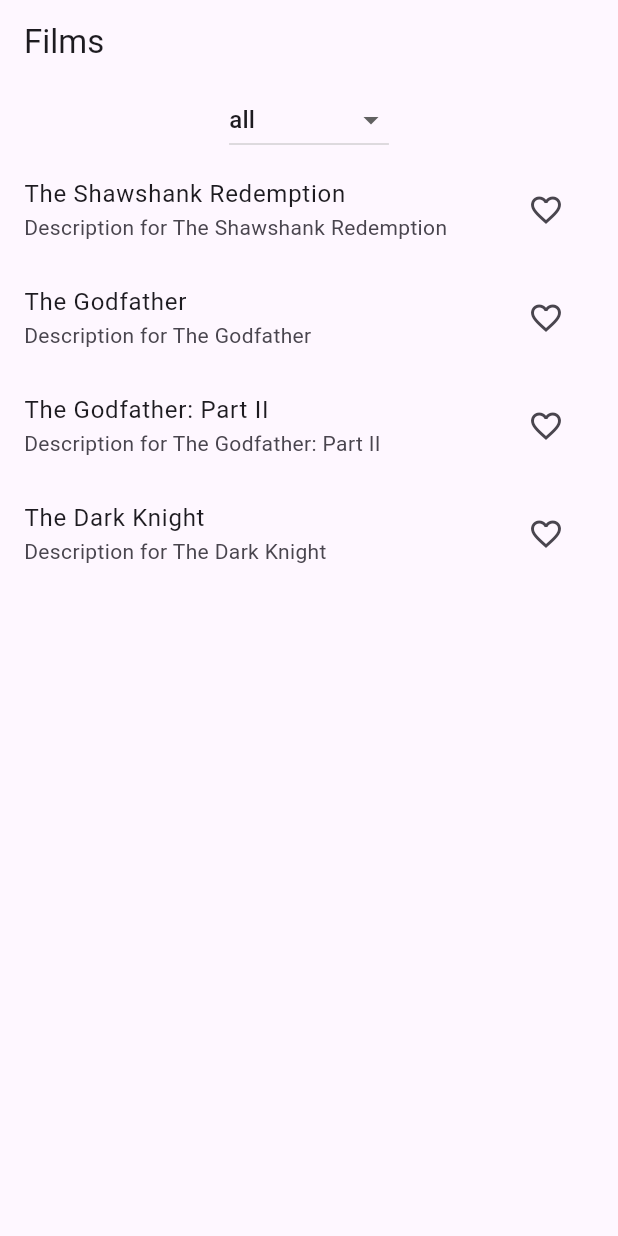
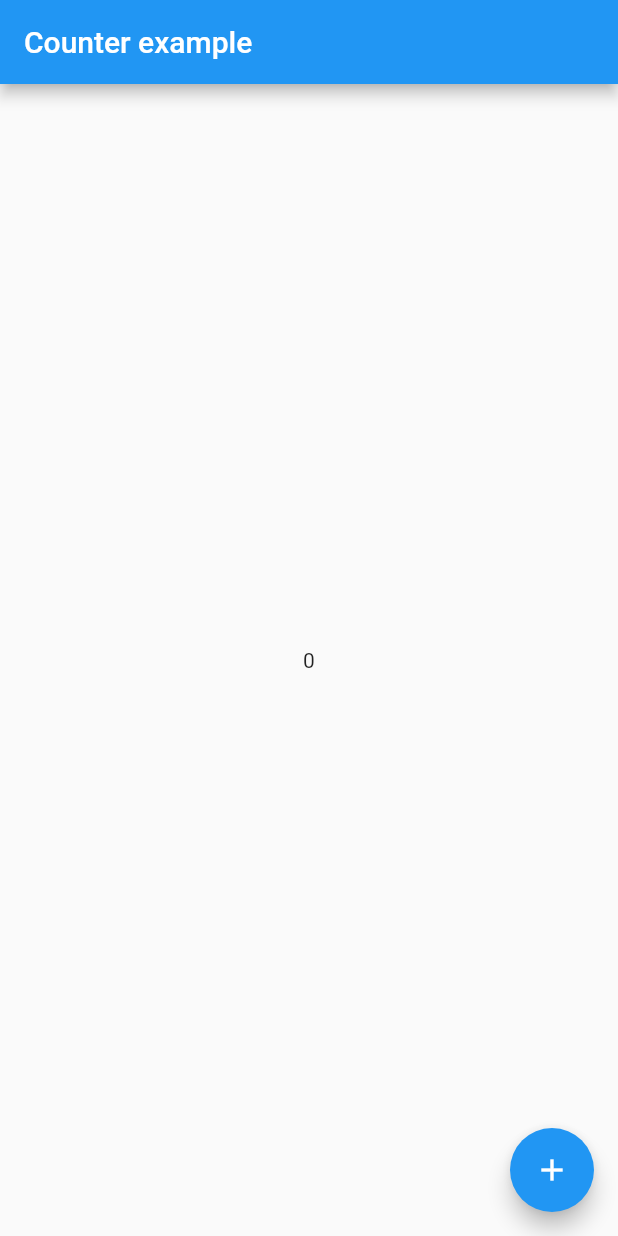
Before and after one commit to ashiqaliaslam/riverpod_practice, a Flutter app: the screen it shows after launch, on a phone screen of 412 x 824 dp. Run offline on Flutter 3.47's test engine with Material 2 defaults, Android fonts, the phone set to English and light mode, and no system bars; our stand-ins replace flutter_riverpod, riverpod_annotation; generated files the repository leaves out were written again.

Commit message:
still inprogress

```diff
--- a/lib/main.dart
+++ b/lib/main.dart
@@ -1,222 +1,69 @@
 import 'package:flutter/material.dart';
-import 'package:hooks_riverpod/hooks_riverpod.dart';
+import 'package:flutter_riverpod/flutter_riverpod.dart';
+import 'package:riverpod_annotation/riverpod_annotation.dart';
+
+part 'main.g.dart';
+
+// A Counter example implemented with riverpod
 
 void main() {
-  runApp(const ProviderScope(
-    child: MyApp(),
-  ));
+  runApp(
+    // Adding ProviderScope enables Riverpod for the entire project
+    const ProviderScope(child: MyApp()),
+  );
 }
 
-@immutable
-class Film {
-  final String id;
-  final String title;
-  final String description;
-  final bool isFavorite;
+// @riverpod
+// int count(CountRef ref) => 0;
 
-  const Film({
-    required this.id,
-    required this.title,
-    required this.description,
-    required this.isFavorite,
-  });
-
-  Film copy({required bool isFavorite}) => Film(
-        id: id,
-        title: title,
-        description: description,
-        isFavorite: isFavorite,
-      );
+class MyApp extends ConsumerWidget {
+  const MyApp({super.key});
 
   @override
-  String toString() => 'Film(id: $id, '
-      'title: $title, '
-      'description: $description, '
-      'isfavorite: $isFavorite)';
-
-  @override
-  bool operator ==(covariant Film other) =>
-      id == other.id && isFavorite == other.isFavorite;
-
-  @override
-  int get hashCode => Object.hashAll([
-        id,
-        isFavorite,
-      ]);
-}
-
-const allFilms = [
-  Film(
-    id: '1',
-    title: 'The Shawshank Redemption',
-    description: 'Description for The Shawshank Redemption',
-    isFavorite: false,
-  ),
-  Film(
-    id: '2',
-    title: 'The Godfather',
-    description: 'Description for The Godfather',
-    isFavorite: false,
-  ),
-  Film(
-    id: '3',
-    title: 'The Godfather: Part II',
-    description: 'Description for The Godfather: Part II',
-    isFavorite: false,
-  ),
-  Film(
-    id: '4',
-    title: 'The Dark Knight',
-    description: 'Description for The Dark Knight',
-    isFavorite: false,
-  ),
-];
-
-class FilmsNotifier extends StateNotifier<List<Film>> {
-  FilmsNotifier() : super(allFilms);
-
-  void update(Film film, bool isFavorite) {
-    state = state
-        .map((thisFilm) => thisFilm.id == film.id
-            ? thisFilm.copy(isFavorite: isFavorite)
-            : thisFilm)
-        .toList();
-  }
-}
-
-enum FavoriteStatus {
-  all,
-  favorite,
-  notFavorite,
-}
-
-final favoriteStatusProvider = StateProvider<FavoriteStatus>(
-  (_) => FavoriteStatus.all,
-);
-
-final allFilmsProvider = StateNotifierProvider<FilmsNotifier, List<Film>>(
-  (ref) => FilmsNotifier(),
-);
-
-final favoriteFilmsProvider = Provider<Iterable<Film>>(
-  (ref) => ref.watch(allFilmsProvider).where(
-        (film) => film.isFavorite,
-      ),
-);
-final notFvoriteFilmsProvider = Provider<Iterable<Film>>(
-  (ref) => ref.watch(allFilmsProvider).where(
-        (film) => !film.isFavorite,
-      ),
-);
-
-class MyApp extends StatelessWidget {
-  const MyApp({Key? key}) : super(key: key);
-
-  @override
-  Widget build(BuildContext context) {
-    return MaterialApp(
-      debugShowCheckedModeBanner: false,
-      title: 'Flutter Demo',
-      darkTheme: ThemeData.dark(useMaterial3: true),
-      theme: ThemeData(
-        colorScheme: ColorScheme.fromSeed(seedColor: Colors.deepPurple),
-        useMaterial3: true,
-      ),
-      home: const HomePage(),
+  Widget build(BuildContext context, WidgetRef ref) {
+    return const MaterialApp(
+      home: Home(),
     );
   }
 }
 
-class HomePage extends ConsumerWidget {
-  const HomePage({super.key});
+/// Annotating a class by `@riverpod` defines a new shared state for your application,
+/// accessible using the generated [counterProvider].
+/// This class is both responsible for initializing the state (through the [build] method)
+/// and exposing ways to modify it (cf [increment]).
+@riverpod
+class Counter extends _$Counter {
+  /// Classes annotated by `@riverpod` **must** define a [build] function.
+  /// This function is expected to return the initial state of your shared state.
+  /// It is totally acceptable for this function to return a [Future] or [Stream] if you need to.
+  /// You can also freely define parameters on this method.
+  @override
+  int build() => 0;
+
+  void increment() => state++;
+}
+
+// @riverpod
+// int count(CountRef ref, {int id = 42}) {
+//   return 0;
+// }
+
+class Home extends ConsumerWidget {
+  const Home({super.key});
 
   @override
   Widget build(BuildContext context, WidgetRef ref) {
+    final countValue = ref.watch(counterProvider);
     return Scaffold(
-      appBar: AppBar(
-        title: const Text('Films'),
+      appBar: AppBar(title: const Text('Counter example')),
+      body: Center(
+        child: Text('${ref.watch(counterProvider)}'),
       ),
-      body: Column(
-        children: [
-          const FilterWidget(),
-          Consumer(
-            builder: (context, ref, child) {
-              final filter = ref.watch(favoriteStatusProvider);
-              switch (filter) {
-                case FavoriteStatus.all:
-                  return FilmsList(provider: allFilmsProvider);
-                case FavoriteStatus.favorite:
-                  return FilmsList(provider: favoriteFilmsProvider);
-                case FavoriteStatus.notFavorite:
-                  return FilmsList(provider: notFvoriteFilmsProvider);
-              }
-            },
-          )
-        ],
+      floatingActionButton: FloatingActionButton(
+        // The read method is a utility to read a provider without listening to it
+        onPressed: () => ref.read(counterProvider.notifier).increment(),
+        child: const Icon(Icons.add),
       ),
     );
   }
 }
-
-class FilmsList extends ConsumerWidget {
-  final AlwaysAliveProviderBase<Iterable<Film>> provider;
-
-  const FilmsList({
-    required this.provider,
-    super.key,
-  });
-
-  @override
-  Widget build(BuildContext context, WidgetRef ref) {
-    final films = ref.watch(provider);
-    return Expanded(
-      child: ListView.builder(
-        itemCount: films.length,
-        itemBuilder: (context, index) {
-          final film = films.elementAt(index);
-          final favoriteIcon = film.isFavorite
-              ? const Icon(Icons.favorite)
-              : const Icon(Icons.favorite_border);
-
-          return ListTile(
-            title: Text(film.title),
-            subtitle: Text(film.description),
-            trailing: IconButton(
-              icon: favoriteIcon,
-              onPressed: () {
-                final isFavorite = !film.isFavorite;
-                ref.read(allFilmsProvider.notifier).update(film, isFavorite);
-              },
-            ),
-          );
-        },
-      ),
-    );
-  }
-}
-
-class FilterWidget extends StatelessWidget {
-  const FilterWidget({super.key});
-
-  @override
-  Widget build(BuildContext context) {
-    return Consumer(
-      builder: (context, ref, child) {
-        return DropdownButton(
-          value: ref.watch(favoriteStatusProvider),
-          items: FavoriteStatus.values
-              .map(
-                (fs) => DropdownMenuItem(
-                  value: fs,
-                  child: Text(fs.toString().split('.').last),
-                ),
-              )
-              .toList(),
-          onChanged: (FavoriteStatus? fs) {
-            ref.read(favoriteStatusProvider.notifier).state = fs!;
-          },
-        );
-      },
-    );
-  }
-}
```
Also changed, not shown: pubspec.yaml (+6 -1 lines), lib/main.g.dart (added), pubspec.lock.
